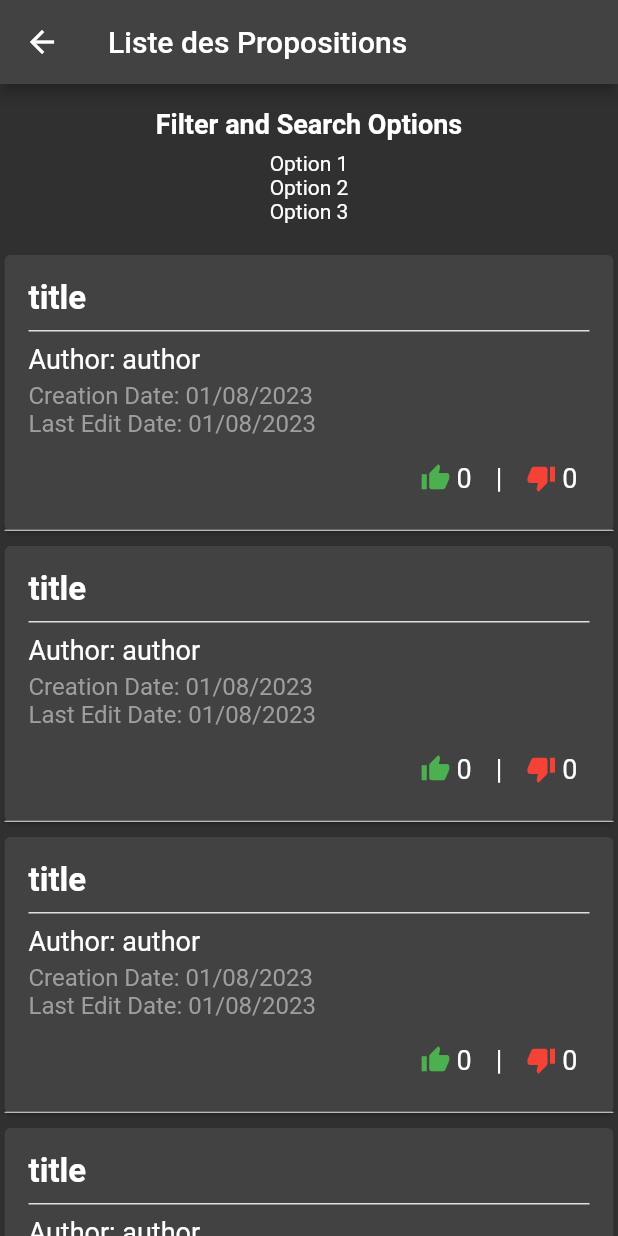
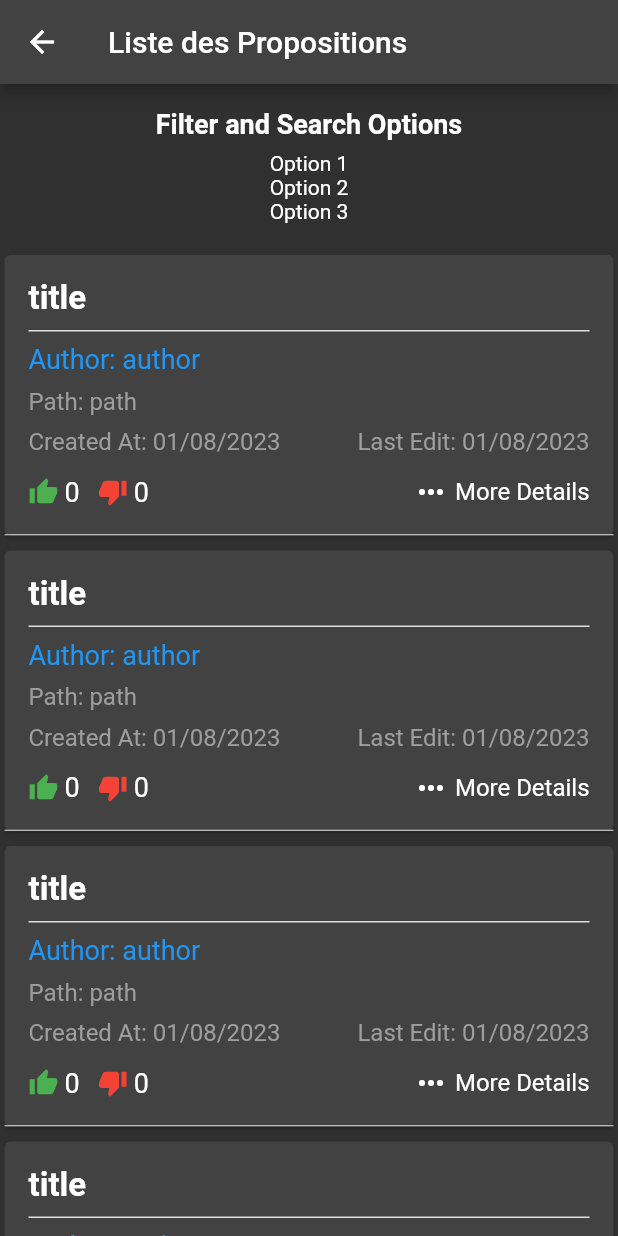
Before and after one commit to Beereex/EduPulse, a Flutter app: the SearchPropositions screen opened directly, on a phone screen of 412 x 824 dp. Run offline on Flutter 3.47's test engine with Material 2 defaults, Android fonts, the phone set to English and light mode, and no system bars; our stand-ins replace cloud_firestore, firebase_auth, firebase_core, firebase_storage, image_picker; accounts and stored records are empty; Roboto replaces fonts that are missing (TitleFont).

Commit message:
edit proposition cards

```diff
--- a/lib/screens/authenticate/sign_in.dart
+++ b/lib/screens/authenticate/sign_in.dart
@@ -37,6 +37,7 @@ class _SignInState extends State<SignIn> {
       );
 
       if (userCredential.user != null) {
+        print(userCredential.user?.uid);
         AppData.instance.setCurrentUser(userCredential.user!); // Set the authenticated user object in AppData
 
         // Fetch user data from Firestore using the uid
@@ -58,6 +59,7 @@ class _SignInState extends State<SignIn> {
           });
         }
       } else {
+        print("oh SSSShit");
         setState(() {
           _errorMessage = 'Échec de la connexion. Veuillez vérifier votre courriel et votre mot de passe.';
         });
--- a/lib/screens/home/home.dart
+++ b/lib/screens/home/home.dart
@@ -241,6 +241,7 @@ class Home extends StatelessWidget {
               alignment: Alignment.center,
               child: Text(
                 AppData.instance.userInfos!.region,
+                //"oh shit",
                 textAlign: TextAlign.center,
                 style: const TextStyle(
                   color: Colors.white,
--- a/lib/screens/proposition_card.dart
+++ b/lib/screens/proposition_card.dart
@@ -22,11 +22,7 @@ class PropositionCard extends StatelessWidget {
 
   @override
   Widget build(BuildContext context) {
-    return InkWell(
-      onTap: () {
-        // Navigate to the proposition page using Navigator
-      },
-      child: Card(
+    return Card(
       elevation: 1,
       margin: EdgeInsets.symmetric(horizontal: 3, vertical: 5),
       child: Column(
@@ -40,32 +36,51 @@ class PropositionCard extends StatelessWidget {
                 Text(
                   title,
                   style: TextStyle(
-                      fontFamily: 'TitleFont', // Change font family for title
+                    fontFamily: 'TitleFont',
                     fontSize: 22,
                     fontWeight: FontWeight.bold,
                   ),
                 ),
                 Container(
                   margin: EdgeInsets.symmetric(vertical: 8),
-                    height: 1, // Height of the separating line
-                    color: Colors.grey[300], // Light separating line color
+                  height: 1,
+                  color: Colors.grey[300],
                 ),
-                  Text('Author: $author', style: TextStyle(fontSize: 18)),
-                  SizedBox(height: 4),
+                InkWell(
+                  onTap: () {
+                    // Navigate to author's profile or perform related action
+                  },
+                  child: Text(
+                    'Author: $author',
+                    style: TextStyle(
+                      fontSize: 18,
+                      color: Colors.blue, // Change the author's name color
+                    ),
+                  ),
+                ),
+                SizedBox(height: 8),
+                Text('Path: $path', style: TextStyle(fontSize: 16, color: Colors.grey)),
+                SizedBox(height: 8),
+                Row(
+                  mainAxisAlignment: MainAxisAlignment.spaceBetween,
+                  children: [
                     Text(
-                    'Creation Date: ${DateFormat('dd/MM/yyyy').format(creationDate)}',
+                      'Created At: ${DateFormat('dd/MM/yyyy').format(creationDate)}',
                       style: TextStyle(fontSize: 16, color: Colors.grey),
                     ),
                     Text(
-                    'Last Edit Date: ${DateFormat('dd/MM/yyyy').format(lastEditDate)}',
+                      'Last Edit: ${DateFormat('dd/MM/yyyy').format(lastEditDate)}',
                       style: TextStyle(fontSize: 16, color: Colors.grey),
                     ),
-                  SizedBox(height: 8),
+                  ],
+                ),
+                SizedBox(height: 12),
                 Row(
-                    mainAxisAlignment: MainAxisAlignment.end,
                   children: [
-                      Padding(
-                        padding: const EdgeInsets.all(8.0),
+                    InkWell(
+                      onTap: () {
+                        // Perform upvote action
+                      },
                       child: Row(
                         children: [
                           Icon(Icons.thumb_up, color: Colors.green, size: 20),
@@ -74,12 +89,11 @@ class PropositionCard extends StatelessWidget {
                         ],
                       ),
                     ),
-                      Padding(
-                        padding: const EdgeInsets.all(8.0),
-                        child: Text('|', style: TextStyle(fontSize: 18)),
-                      ),
-                      Padding(
-                        padding: const EdgeInsets.all(8.0),
+                    SizedBox(width: 12),
+                    InkWell(
+                      onTap: () {
+                        // Perform downvote action
+                      },
                       child: Row(
                         children: [
                           Icon(Icons.thumb_down, color: Colors.red, size: 20),
@@ -88,14 +102,26 @@ class PropositionCard extends StatelessWidget {
                         ],
                       ),
                     ),
+                    Spacer(),
+                    InkWell(
+                      onTap: () {
+                        // Navigate to the proposition page
+                      },
+                      child: Row(
+                        children: [
+                          Icon(Icons.more_horiz, size: 24), // Use a more descriptive icon
+                          SizedBox(width: 4),
+                          Text('More Details', style: TextStyle(fontSize: 16)),
+                        ],
+                      ),
+                    ),
                   ],
                 ),
               ],
             ),
           ),
-            Divider(height: 1, color: Colors.grey[300]), // Subtle bottom border
+          Divider(height: 1, color: Colors.grey[300]),
         ],
-        ),
       ),
     );
   }
--- a/lib/screens/propositions/create_proposition.dart
+++ b/lib/screens/propositions/create_proposition.dart
@@ -1,8 +1,11 @@
+import 'package:edupulse/services/app_data.dart';
 import 'package:flutter/material.dart';
 
 class CreateProposition extends StatelessWidget {
   @override
   Widget build(BuildContext context) {
+    AppData.instance.userInfos?.printInfos();
+    if(AppData.instance.userInfos == null) print("oh shit");
     return Scaffold(
       appBar: AppBar(
         title: Text('Créer Proposition'),
```
Lines whose indentation alone changed are shown as unchanged.
